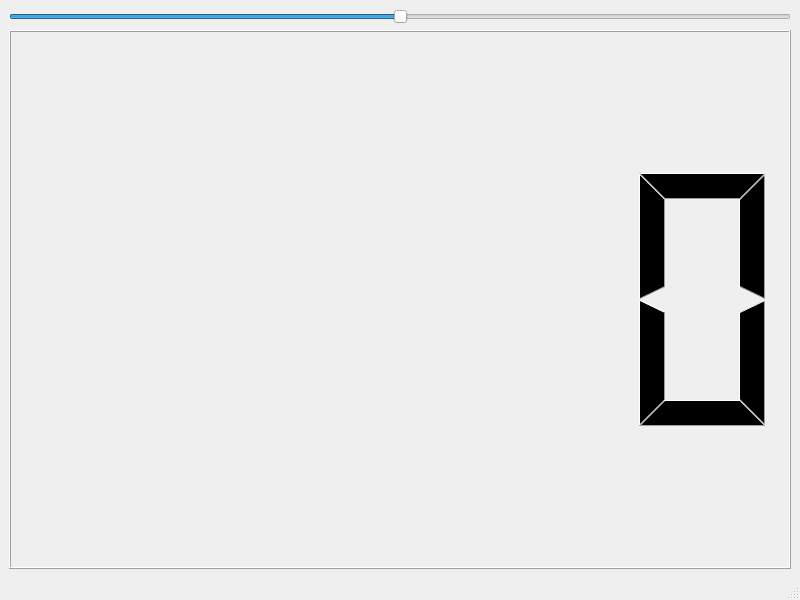
This is mainwindow.ui in kim645631/Spinbox as Qt 5 draws it before an edit. The edited form follows.
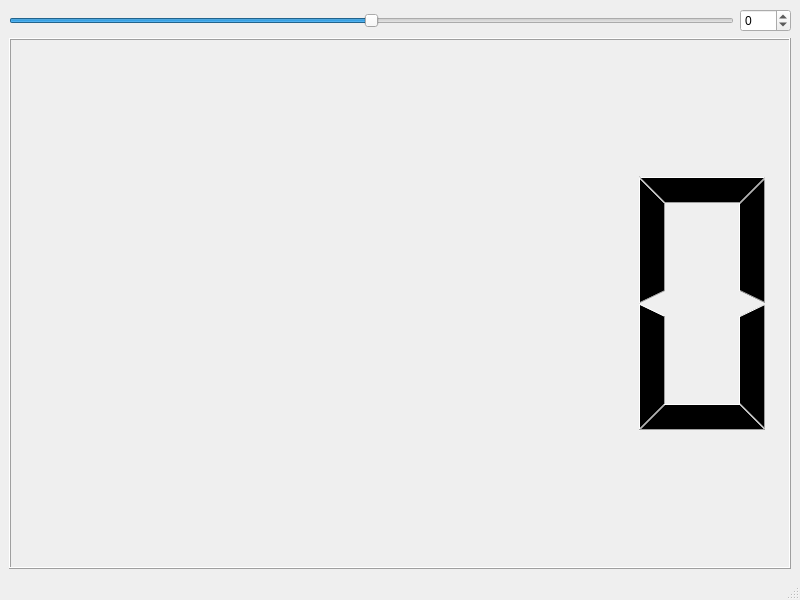
This is the edited form.

Commit message: Project Complet

What changed in the file:
```diff
--- a/mainwindow.ui
+++ b/mainwindow.ui
@@ -18,6 +18,8 @@
     <item>
      <layout class="QVBoxLayout" name="verticalLayout">
       <item>
+       <layout class="QHBoxLayout" name="horizontalLayout">
+        <item>
        <widget class="QSlider" name="horizontalSlider">
         <property name="minimum">
          <number>-100</number>
@@ -31,6 +33,18 @@
        </widget>
       </item>
       <item>
+         <widget class="QSpinBox" name="spinBox">
+          <property name="minimum">
+           <number>-100</number>
+          </property>
+          <property name="maximum">
+           <number>100</number>
+          </property>
+         </widget>
+        </item>
+       </layout>
+      </item>
+      <item>
        <widget class="QLCDNumber" name="lcdNumber">
         <property name="toolTip">
          <string/>
```
Left out of the diff: 67 changed lines with no effect on the pictures. Lines whose indentation alone changed are shown as unchanged.
